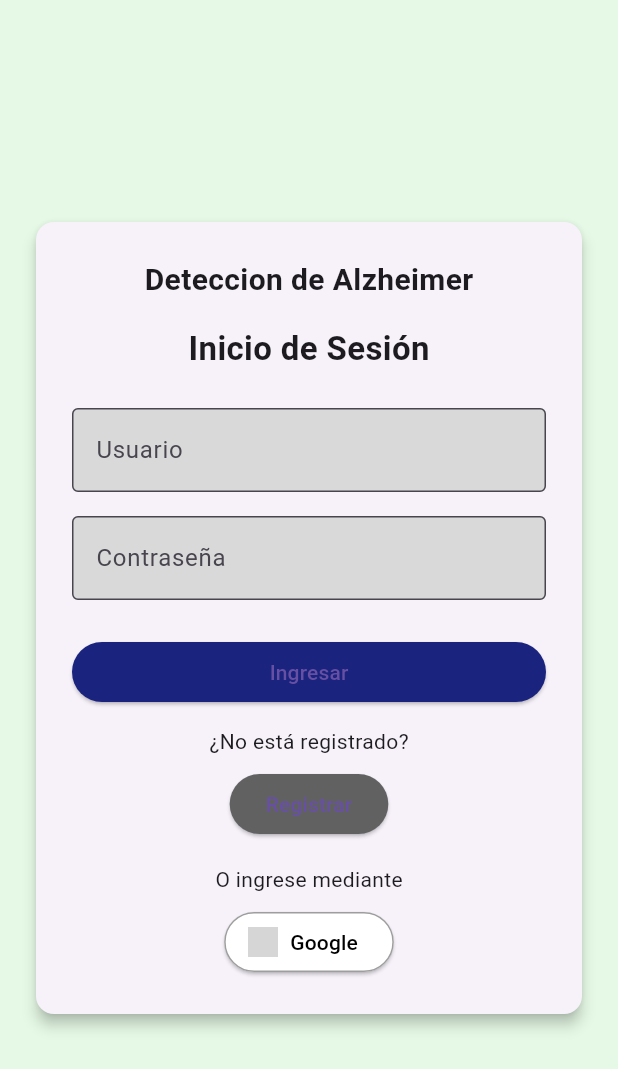
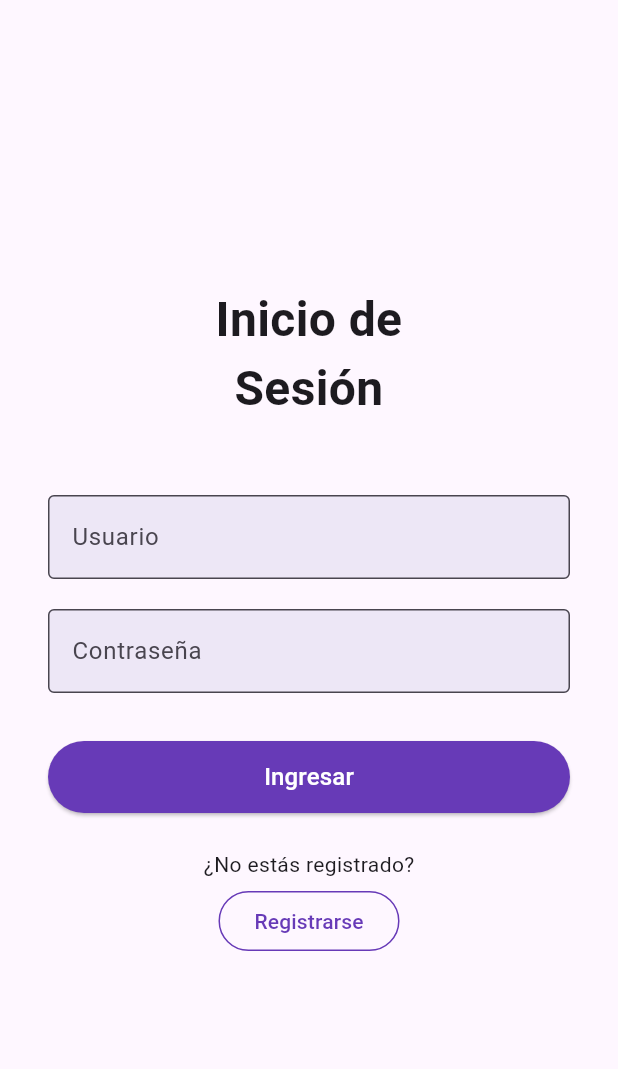
Before and after one commit to pauguz/Alzheimer, a Flutter app: the screen it shows after launch, on a phone screen of 412 x 824 dp. Shown: the top 1069 px of the screen. Run offline on Flutter 3.47's test engine with Material 3 defaults, Android fonts, the phone set to English and light mode, and no system bars; our stand-ins replace fl_chart; accounts and stored records are empty; grey boxes are pictures that could not be loaded.

Commit message:
añadiendo pantallas

```diff
--- a/Laboratorio/lib/main.dart
+++ b/Laboratorio/lib/main.dart
@@ -1,6 +1,7 @@
 import 'package:flutter/material.dart';
 import 'package:provider/provider.dart';
 import 'viewmodels/login_viewmodel.dart';
+import 'viewmodels/search_viewmodel.dart';
 import 'views/login_view.dart';
 
 void main() {
@@ -15,6 +16,7 @@ class MyApp extends StatelessWidget {
     return MultiProvider(
       providers: [
         ChangeNotifierProvider(create: (_) => LoginViewModel()),
+        ChangeNotifierProvider(create: (_) => SearchViewModel()),
       ],
       child: MaterialApp(
         debugShowCheckedModeBanner: false,
--- a/Laboratorio/lib/services/api_service.dart
+++ b/Laboratorio/lib/services/api_service.dart
@@ -3,9 +3,10 @@ import 'package:http/http.dart' as http;
 import '../models/persona.dart';
 import '../models/usuario.dart';
 
+
 class ApiService{
   Future<Usuario?> validarUsuario(String email, String password) async{
-    final url= Uri.parse('https://githubusercontent.com/petrlikperu/flutter/main/usuarios.json');
+    final url= Uri.parse('https://raw.githubusercontent.com/petrlikperu/flutter/main/usuarios.json');
     final response = await http.get(url);
 
     if(response.statusCode ==200){
@@ -20,7 +21,7 @@ class ApiService{
   }
 
   Future<List<Persona>> fetchPersonas() async{
-  final response= await http.get(Uri.parse('https://githubusercontent.com/pruebaflutter1975/DATASETUNFV/main/usuarios.json'), );
+  final response= await http.get(Uri.parse('https://raw.githubusercontent.com/pruebaflutter1975/DATASETUNFV/main/personas.json'), );
   if(response.statusCode==200){
     final List data = json.decode(response.body);
     return data.map((json)=> Persona.fromJson(json)).toList();
--- a/Laboratorio/lib/viewmodels/search_viewmodel.dart
+++ b/Laboratorio/lib/viewmodels/search_viewmodel.dart
@@ -1,6 +1,6 @@
 import 'package:flutter/material.dart';
 import '../models/persona.dart';
-import '../services//api_service.dart';
+import '../services/api_service.dart';
 
 class SearchViewModel extends ChangeNotifier{
   final ApiService _apiService = ApiService();
--- a/Laboratorio/lib/views/login_view.dart
+++ b/Laboratorio/lib/views/login_view.dart
@@ -1,6 +1,8 @@
 import 'package:flutter/material.dart';
 import 'package:provider/provider.dart';
 import '../viewmodels/login_viewmodel.dart';
+import 'menu_view.dart';
+import 'search_view.dart';
 
 class LoginView extends StatelessWidget {
   const LoginView({super.key});
@@ -8,66 +10,64 @@ class LoginView extends StatelessWidget {
   @override
   Widget build(BuildContext context) {
     return Scaffold(
-        backgroundColor: const Color(0xFFE6F9E6), // verde claro de fondo
       body: Center(
         child: SingleChildScrollView(
-            child: Card(
-              elevation: 4,
-              shape: RoundedRectangleBorder(
-                borderRadius: BorderRadius.circular(12),
-              ),
-              margin: const EdgeInsets.all(24),
-              child: Padding(
-                padding: const EdgeInsets.all(24),
+          padding: const EdgeInsets.symmetric(horizontal: 32, vertical: 48),
           child: Consumer<LoginViewModel>(
             builder: (context, vm, _) {
               return Column(
-                      mainAxisSize: MainAxisSize.min,
+                crossAxisAlignment: CrossAxisAlignment.center,
                 children: [
+                  // Título principal
                   const Text(
-                          "Deteccion de Alzheimer", // título provisional
+                    "Inicio de\nSesión",
+                    textAlign: TextAlign.center,
                     style: TextStyle(
-                            fontSize: 20,
+                      fontSize: 32,
                       fontWeight: FontWeight.bold,
                     ),
                   ),
-                        const SizedBox(height: 16),
-                        const Text(
-                          "Inicio de Sesión",
-                          style: TextStyle(
-                            fontSize: 22,
-                            fontWeight: FontWeight.bold,
-                          ),
-                        ),
-                        const SizedBox(height: 24),
+                  const SizedBox(height: 48),
+
+                  // Campo de usuario
                   TextField(
                     onChanged: (value) => vm.email = value,
                     decoration: const InputDecoration(
                       labelText: "Usuario",
+                      hintText: "Ingrese su correo",
                       border: OutlineInputBorder(),
                       filled: true,
-                            fillColor: Color(0xFFD9D9D9),
+                      fillColor: Color(0xFFEDE7F6), // morado claro
                     ),
                   ),
-                        const SizedBox(height: 16),
+                  const SizedBox(height: 20),
+
+                  // Campo de contraseña
                   TextField(
                     onChanged: (value) => vm.password = value,
                     obscureText: true,
                     decoration: const InputDecoration(
                       labelText: "Contraseña",
+                      hintText: "Ingrese su contraseña",
                       border: OutlineInputBorder(),
                       filled: true,
-                            fillColor: Color(0xFFD9D9D9),
+                      fillColor: Color(0xFFEDE7F6),
                     ),
                   ),
-                        const SizedBox(height: 24),
+                  const SizedBox(height: 32),
+
+                  // Botón ingresar
                   vm.isLoading
                       ? const CircularProgressIndicator()
                       : SizedBox(
                     width: double.infinity,
+                    height: 48,
                     child: ElevatedButton(
                       style: ElevatedButton.styleFrom(
-                              backgroundColor: Colors.indigo[900],
+                        backgroundColor: Colors.deepPurple,
+                        shape: RoundedRectangleBorder(
+                          borderRadius: BorderRadius.circular(24),
+                        ),
                       ),
                       onPressed: () async {
                         bool success = await vm.validateLogin();
@@ -77,6 +77,15 @@ class LoginView extends StatelessWidget {
                               content: Text("Login correcto ✅"),
                             ),
                           );
+                        // 🔹 Esperar un poquito para que se muestre el snackbar
+                          await Future.delayed(const Duration(milliseconds: 500));
+
+                          // 🔹 Navegar a otra vista (ejemplo: SearchView)
+                          Navigator.pushReplacement(
+                            context,
+                            MaterialPageRoute(
+                                builder: (context) => const SearchView()),
+                          );
                         } else {
                           ScaffoldMessenger.of(context).showSnackBar(
                             const SnackBar(
@@ -85,39 +94,39 @@ class LoginView extends StatelessWidget {
                           );
                         }
                       },
-                            child: const Text("Ingresar"),
+                      child: const Text(
+                        "Ingresar",
+                        style: TextStyle(
+                          fontSize: 16,
+                          color: Colors.white,
                         ),
                       ),
-                        const SizedBox(height: 12),
-                        const Text("¿No está registrado?"),
+                    ),
+                  ),
+
+                  const SizedBox(height: 24),
+
+                  // Texto de registro
+                  const Text("¿No estás registrado?"),
                   const SizedBox(height: 8),
-                        ElevatedButton(
-                          style: ElevatedButton.styleFrom(
-                            backgroundColor: Colors.grey[700],
+
+                  // Botón de registro
+                  SizedBox(
+                    height: 40,
+                    child: OutlinedButton(
+                      style: OutlinedButton.styleFrom(
+                        side: const BorderSide(color: Colors.deepPurple),
+                        shape: RoundedRectangleBorder(
+                          borderRadius: BorderRadius.circular(20),
+                        ),
                       ),
                       onPressed: () {
-                            // Aquí iría navegación a pantalla de registro
+                        // Navegación a pantalla de registro
                       },
-                          child: const Text("Registrar"),
+                      child: const Text(
+                        "Registrarse",
+                        style: TextStyle(color: Colors.deepPurple),
                       ),
-                        const SizedBox(height: 16),
-                        const Text("O ingrese mediante"),
-                        const SizedBox(height: 8),
-                        ElevatedButton.icon(
-                          style: ElevatedButton.styleFrom(
-                            backgroundColor: Colors.white,
-                            side: const BorderSide(color: Colors.grey),
-                          ),
-                          onPressed: () {
-                            // Aquí implementas login con Google
-                          },
-                          icon: Image.network(
-                            "assets/images/g-logo.png",
-                            height: 20,
-                          ),
-                          label: const Text(
-                            "Google",
-                            style: TextStyle(color: Colors.black),
                     ),
                   ),
                 ],
@@ -126,8 +135,6 @@ class LoginView extends StatelessWidget {
           ),
         ),
       ),
-          ),
-        ),
     );
   }
 }
--- a/Laboratorio/pubspec.yaml
+++ b/Laboratorio/pubspec.yaml
@@ -30,6 +30,8 @@ environment:
 dependencies:
   flutter:
     sdk: flutter
+
+  fl_chart: ^0.68.0
 
   # The following adds the Cupertino Icons font to your application.
   # Use with the CupertinoIcons class for iOS style icons.
```
Also changed, not shown: Laboratorio/lib/views/carga_view.dart (added, +114 -0 lines), Laboratorio/lib/views/historial_view.dart (added, +91 -0 lines), Laboratorio/lib/views/menu_view.dart (added, +106 -0 lines), Laboratorio/lib/views/resultados_view.dart (added, +120 -0 lines), Laboratorio/lib/views/search_view.dart (+165 -0 lines), Laboratorio/pubspec.lock. Lines whose indentation alone changed are shown as unchanged.
